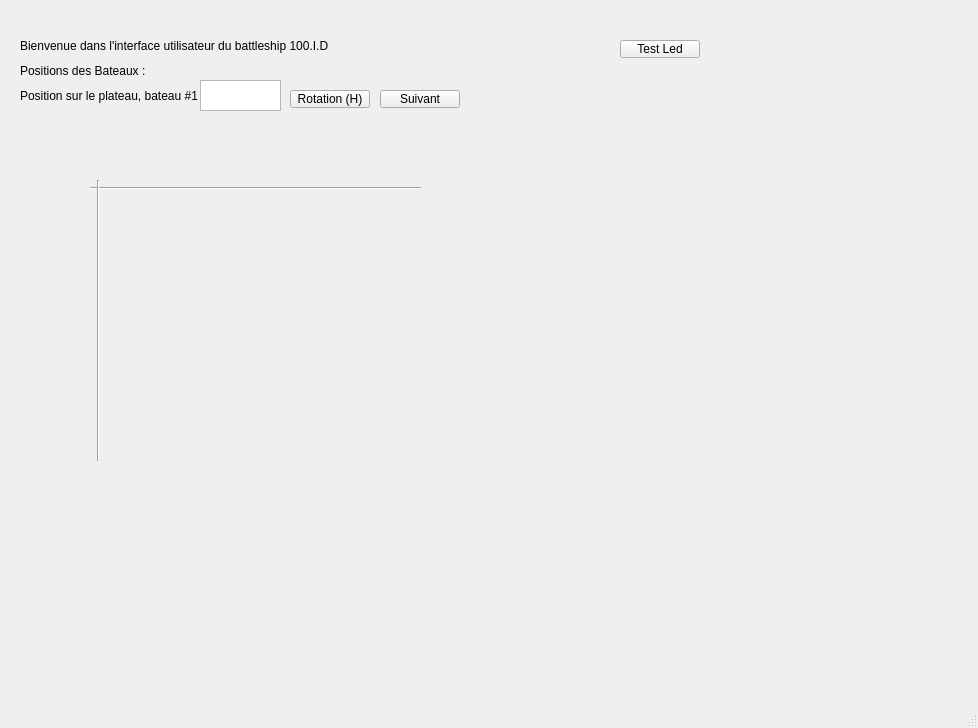
Old version of the form Qtapp/RobusUI/mainwindow.ui in the repository Mathis201/100.I.D.
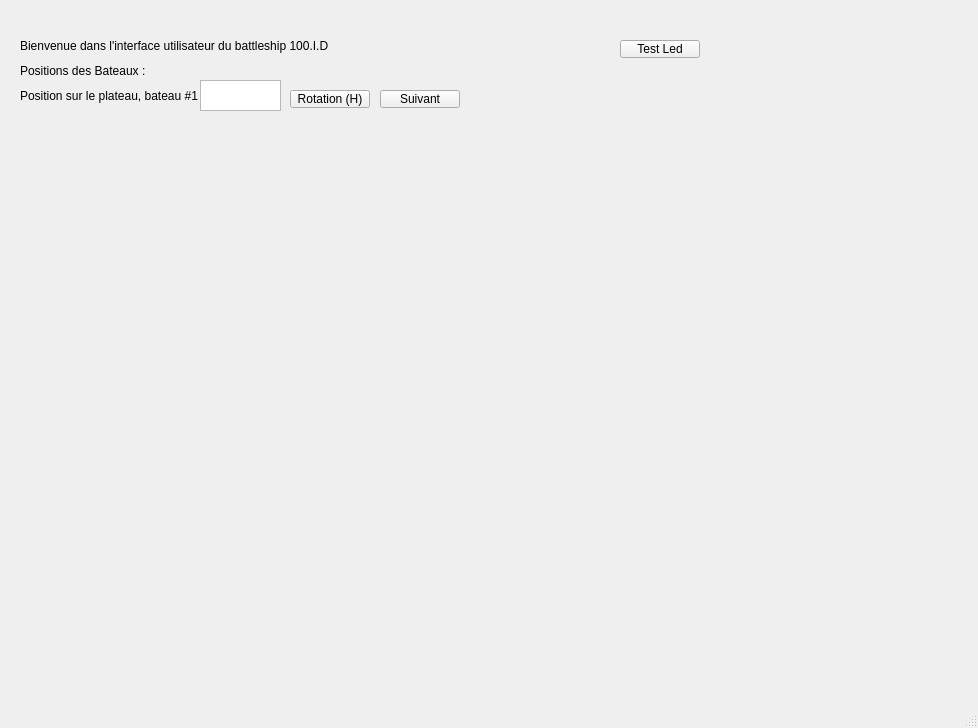
New version of the form. Custom widgets are drawn as their Qt base class.

Commit message: Widget Board et send grid BT

```diff
--- a/Qtapp/RobusUI/mainwindow.ui
+++ b/Qtapp/RobusUI/mainwindow.ui
@@ -118,48 +118,27 @@
      <string/>
     </property>
    </widget>
-   <widget class="Line" name="line">
+   <widget class="BoardWidget" name="myBoard" native="true">
     <property name="geometry">
      <rect>
-      <x>90</x>
-      <y>180</y>
-      <width>331</width>
-      <height>16</height>
+      <x>40</x>
+      <y>140</y>
+      <width>321</width>
+      <height>361</height>
      </rect>
-    </property>
-    <property name="orientation">
-     <enum>Qt::Orientation::Horizontal</enum>
-    </property>
-   </widget>
-   <widget class="Line" name="line_2">
-    <property name="geometry">
-     <rect>
-      <x>90</x>
-      <y>180</y>
-      <width>16</width>
-      <height>281</height>
-     </rect>
-    </property>
-    <property name="orientation">
-     <enum>Qt::Orientation::Vertical</enum>
-    </property>
-   </widget>
-   <widget class="QLabel" name="a1">
-    <property name="geometry">
-     <rect>
-      <x>100</x>
-      <y>190</y>
-      <width>31</width>
-      <height>31</height>
-     </rect>
-    </property>
-    <property name="text">
-     <string/>
     </property>
    </widget>
   </widget>
   <widget class="QStatusBar" name="statusbar"/>
  </widget>
+ <customwidgets>
+  <customwidget>
+   <class>BoardWidget</class>
+   <extends>QWidget</extends>
+   <header>BoardWidget.h</header>
+   <container>1</container>
+  </customwidget>
+ </customwidgets>
  <resources/>
  <connections/>
 </ui>
```
The commit also changes 7 other files.
